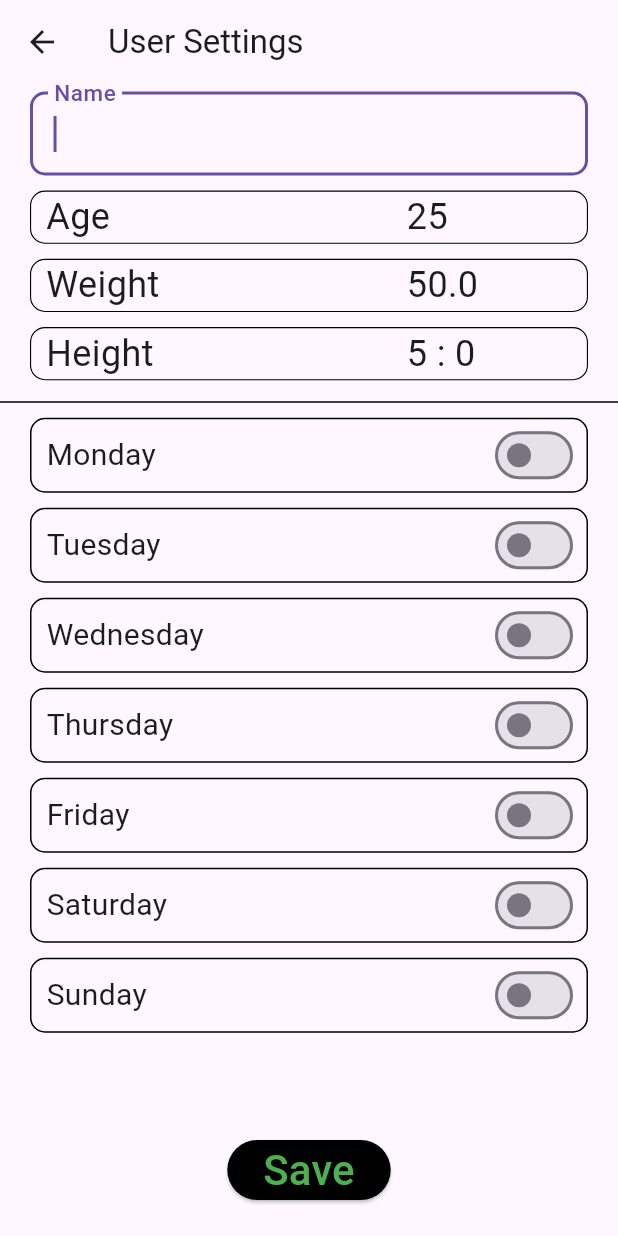
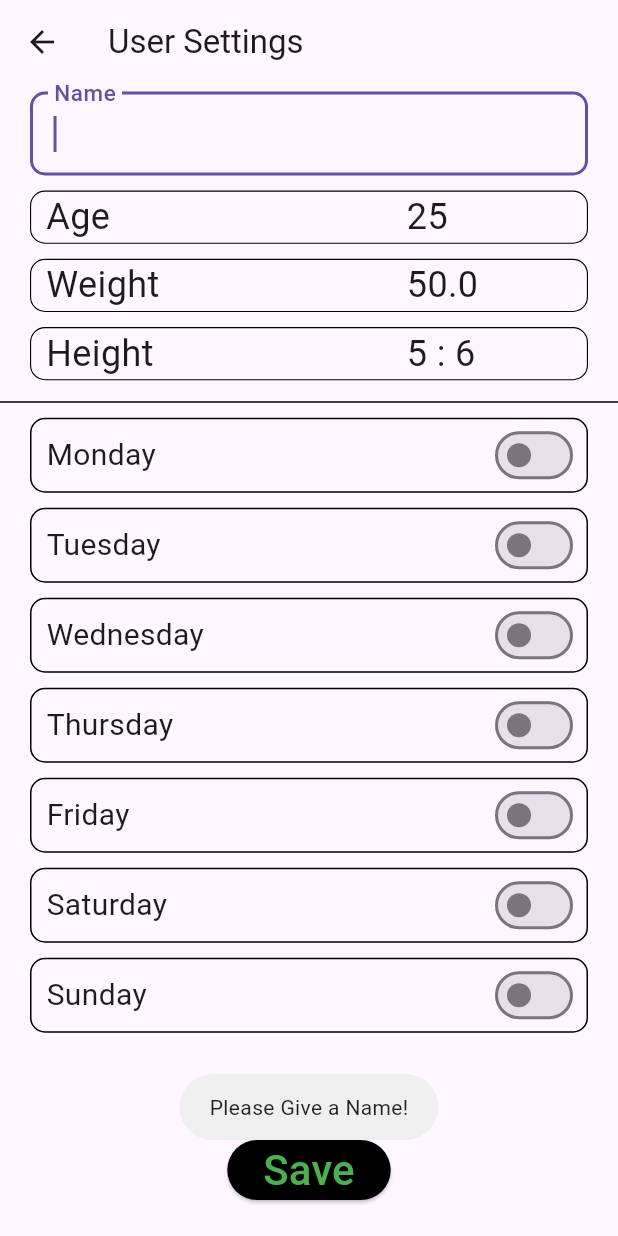
Before and after one commit to MHaroonirfan/GymPartner, a Flutter app: the FormScreen screen opened directly, after a tap on "Save", on a phone screen of 412 x 824 dp. Run offline on Flutter 3.47's test engine with Material 3 defaults, Android fonts, the phone set to English and light mode, and no system bars; our stand-ins replace fl_chart, fluttertoast, shared_preferences, sqflite; accounts and stored records are empty.

Commit message:
Completed all taskes of form_screen

```diff
--- a/lib/database.dart
+++ b/lib/database.dart
@@ -26,7 +26,7 @@ class DatabaseHandler {
       version: 1,
       onCreate: (db, version) async {
         await db.execute(
-            "CREATE TABLE Days (day_id INTEGER PRIMARY KEY, day TEXT)");
+            "CREATE TABLE Days (day_id INTEGER PRIMARY KEY, day TEXT UNIQUE)");
         await db.execute(
             "CREATE TABLE Excercises (id INTEGER PRIMARY KEY, name TEXT, weight INTEGER, sets INTEGER, reps INTEGER,duration INTEGER, day_id INTEGER, FOREIGN KEY (day_id) REFERENCES Days(day_id) ON DELETE CASCADE)");
 
@@ -37,4 +37,25 @@ class DatabaseHandler {
       },
     );
   }
+
+  Future insertInDB(String table, Map<String, dynamic> values) async {
+    await _database!
+        .insert(table, values, conflictAlgorithm: ConflictAlgorithm.replace);
+  }
+
+  Future<Map<String, dynamic>?> getFromDB(
+      String table, String whereKey, dynamic whereArg) async {
+    List<Map<String, dynamic>> result = await _database!
+        .query(table, where: "$whereKey = ?", whereArgs: [whereArg]);
+
+    if (result.isNotEmpty) {
+      return result.first;
+    } else {
+      return null;
+    }
+  }
+
+  Future deleteARow(String table, String whereKey, dynamic whereArg) async {
+    await _database!.delete(table, where: "$whereKey = ?", whereArgs: whereArg);
+  }
 }
--- a/lib/form_screen.dart
+++ b/lib/form_screen.dart
@@ -1,5 +1,7 @@
 import 'package:flutter/material.dart';
 import 'package:flutter/cupertino.dart';
+import 'package:fluttertoast/fluttertoast.dart';
+import 'package:gym_partener/database.dart';
 import 'package:gym_partener/shared_pref.dart';
 
 class FormScreen extends StatefulWidget {
@@ -10,21 +12,19 @@ class FormScreen extends StatefulWidget {
 }
 
 class _FormScreenState extends State<FormScreen> {
-  // bool jkl = false;
-
   List<int> ageList = List.generate(84, (index) => index + 16);
   int age = SharedPref.instance.getIntValue("age") ?? 25;
 
   List<int> feetList = List.generate(7, (index) => index + 3);
   int heightFeet = SharedPref.instance.getIntValue("height_feet") ?? 5;
 
-  List<int> inchList = List.generate(12, (index) => index + 1);
-  int heightInches = SharedPref.instance.getIntValue("height_inches") ?? 0;
+  List<int> inchList = List.generate(13, (index) => index);
+  int heightInches = SharedPref.instance.getIntValue("height_inches") ?? 6;
 
   List<int> kList = List.generate(120, (index) => index + 30);
   int weightK = SharedPref.instance.getIntValue("weight_kilo") ?? 50;
 
-  List<int> gList = List.generate(99, (index) => index);
+  List<int> gList = List.generate(100, (index) => index);
   int weightG = SharedPref.instance.getIntValue("weight_gram") ?? 0;
 
   String userName = SharedPref.instance.getStringValue("name") ?? "";
@@ -42,6 +42,12 @@ class _FormScreenState extends State<FormScreen> {
   ];
 
   List<bool> daysSwitch = [false, false, false, false, false, false, false];
+
+  @override
+  void initState() {
+    super.initState();
+    changeSwitches();
+  }
 
   @override
   Widget build(BuildContext context) {
@@ -398,7 +404,26 @@ class _FormScreenState extends State<FormScreen> {
     return result;
   }
 
-  void saveUserData() {
+  Future<void> changeSwitches() async {
+    for (var i = 0; i < days.length; i++) {
+      Map<String, dynamic>? dbRes =
+          await DatabaseHandler.instance.getFromDB("Days", "day", days[i]);
+      if (dbRes != null) {
+        setState(() {
+          daysSwitch[i] = true;
+        });
+      }
+    }
+  }
+
+  void saveUserData() async {
+    String trimmed = userName.trim();
+    if (trimmed == "") {
+      Fluttertoast.showToast(
+          msg: "Please Give a Name!",
+          toastLength: Toast.LENGTH_LONG,
+          gravity: ToastGravity.SNACKBAR);
+    } else {
       SharedPref.instance.setStringValue("name", userName);
 
       SharedPref.instance.setIntValue("age", age);
@@ -410,5 +435,14 @@ class _FormScreenState extends State<FormScreen> {
       SharedPref.instance.setIntValue("weight_kilo", weightK);
 
       SharedPref.instance.setIntValue("weight_gram", weightG);
+
+      for (var i = 0; i < days.length; i++) {
+        if (daysSwitch[i]) {
+          await DatabaseHandler.instance.insertInDB("Days", {"day": days[i]});
+        } else {
+          await DatabaseHandler.instance.deleteARow("Days", "day", days[i]);
         }
       }
+    }
+  }
+}
--- a/lib/main.dart
+++ b/lib/main.dart
@@ -1,4 +1,5 @@
 import 'package:flutter/material.dart';
+import 'package:gym_partener/database.dart';
 import 'package:gym_partener/form_screen.dart';
 import 'package:gym_partener/history_screen.dart';
 import 'package:gym_partener/home_screen.dart';
@@ -7,7 +8,8 @@ import 'package:gym_partener/shared_pref.dart';
 
 void main() async {
   WidgetsFlutterBinding.ensureInitialized();
-  await SharedPref.instance.getPrefs();
+  await DatabaseHandler.instance.getDatabase();
+  await SharedPref.instance.initPrefs();
 
   runApp(const GymPartner());
 }
--- a/pubspec.yaml
+++ b/pubspec.yaml
@@ -34,6 +34,7 @@ dependencies:
   path: ^1.9.0
   fl_chart: ^0.69.0
   shared_preferences: ^2.3.3
+  fluttertoast: ^8.2.8
 
   # The following adds the Cupertino Icons font to your application.
   # Use with the CupertinoIcons class for iOS style icons.
```
Also changed, not shown: lib/shared_pref.dart (+2 -7 lines), pubspec.lock, 2 other files. Lines whose indentation alone changed are shown as unchanged.
